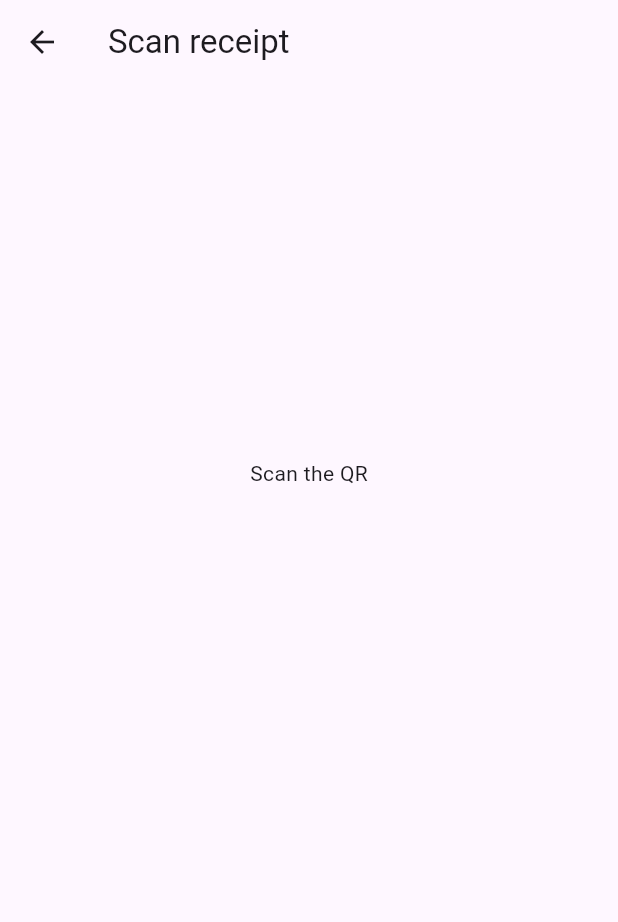
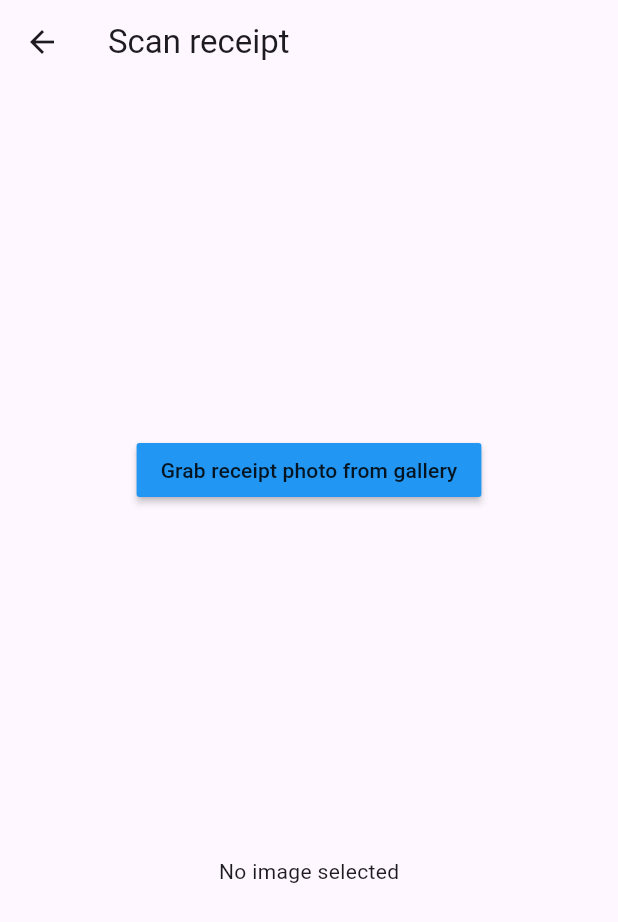
Before and after one commit to 45tera/divy, a Flutter app: the ScannerScreen screen opened by its route, on a phone screen of 412 x 824 dp. Shown: the top 922 px of the screen. Run offline on Flutter 3.47's test engine with Material 3 defaults, Android fonts, the phone set to English and light mode, and no system bars; our stand-ins replace image_picker.

Commit message:
add: photo from gallery option

```diff
--- a/lib/ScannerScreen.dart
+++ b/lib/ScannerScreen.dart
@@ -1,7 +1,42 @@
+import 'dart:io';
+
 import 'package:flutter/cupertino.dart';
 import 'package:flutter/material.dart';
+import 'package:flutter/services.dart';
+import 'package:image_picker/image_picker.dart';
 
-class ScannerScreen extends StatelessWidget {
+class ScannerScreen extends StatefulWidget {
+  @override
+  ScannerScreenState createState() => ScannerScreenState();
+}
+
+class ScannerScreenState extends State<ScannerScreen> {
+  Image? imageToOCR;
+  final ImagePicker picker = ImagePicker();
+
+  Future pickImage() async {
+    final selectedImage = await picker.pickImage(source: ImageSource.gallery);
+
+    if (selectedImage == null) return;
+
+    setState(() {
+      imageToOCR = Image.network(selectedImage.path); // For web
+    });
+  }
+
+  Future captureImage() async {
+    final XFile? selectedPhoto = await picker.pickImage(
+      source: ImageSource.camera,
+    );
+
+    if (selectedPhoto == null) return null;
+
+    setState(() {
+      //imageToOCR = XFile(selectedPhoto!.path);
+      imageToOCR = Image.network(selectedPhoto.path);
+    });
+  }
+
   @override
   Widget build(BuildContext context) {
     return Scaffold(
@@ -10,8 +45,17 @@ class ScannerScreen extends StatelessWidget {
         child: Column(
           mainAxisAlignment: MainAxisAlignment.spaceEvenly,
           children: [
-            Center(child: Text('Scan the QR')),
-            Center(child: Container(color: Colors.blue)),
+            MaterialButton(
+              color: Colors.blue,
+              child: Text("Grab receipt photo from gallery"),
+              onPressed: () {
+                pickImage();
+              },
+            ),
+            Center(
+              child:
+                  imageToOCR ?? Text('No image selected'),
+            ),
           ],
         ),
       ),
```
